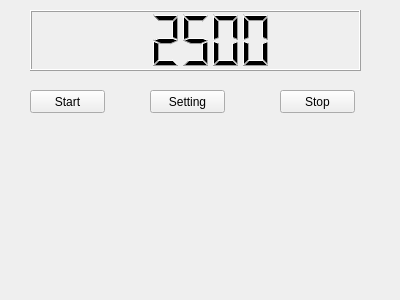
Old version of the form mainwindow.ui in the repository Kenneth111/qt_tomato_timer.
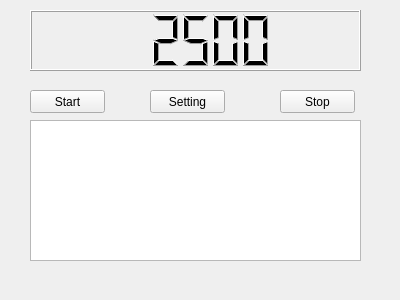
New version of the form.

Commit message: use windows APIs to record what apps are used in a work interval

```diff
--- a/mainwindow.ui
+++ b/mainwindow.ui
@@ -66,6 +66,16 @@
      <string>Setting</string>
     </property>
    </widget>
+   <widget class="QTextBrowser" name="textBrowser">
+    <property name="geometry">
+     <rect>
+      <x>30</x>
+      <y>120</y>
+      <width>331</width>
+      <height>141</height>
+     </rect>
+    </property>
+   </widget>
   </widget>
   <widget class="QMenuBar" name="menuBar">
    <property name="geometry">
```
The commit also changes 4 other files.
